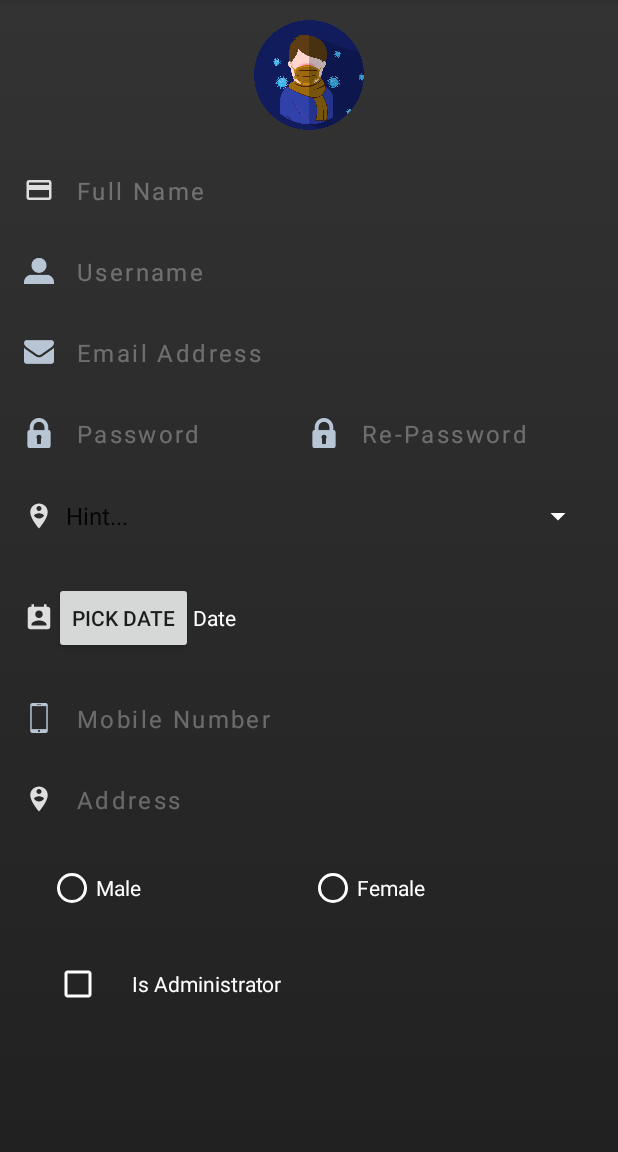
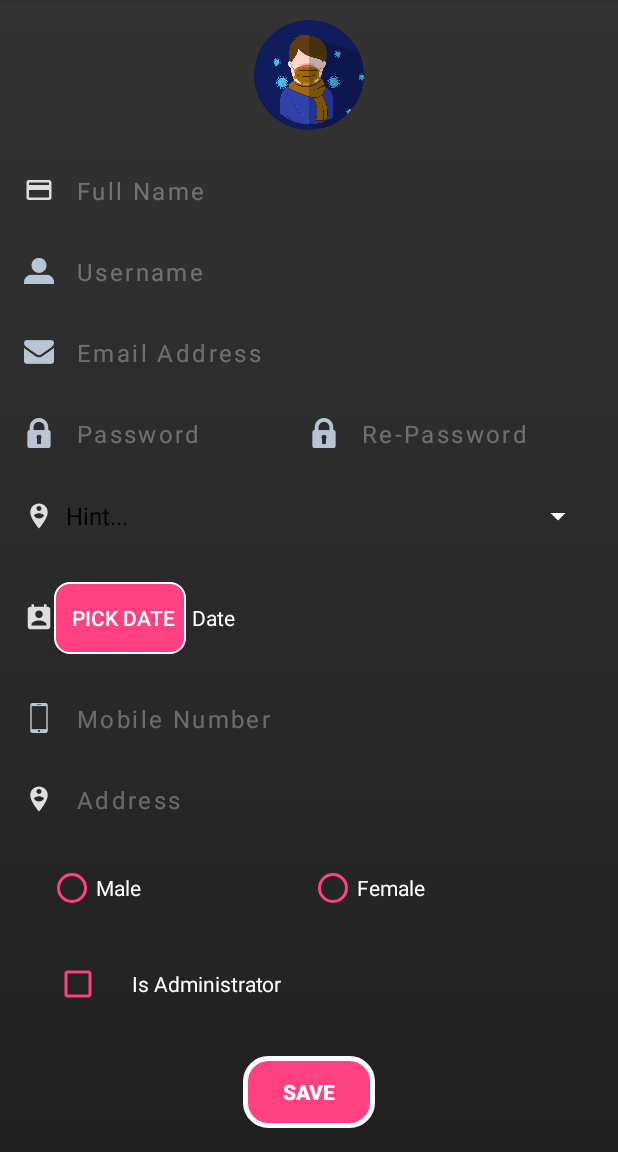
Before and after one commit to AhmedAfifi1999/Store_App, an Android app: the screen it shows after launch (Sign_up), on a phone screen of 412 x 824 dp, the part 84-1236 px from its top. Run offline under Robolectric (Android 15) with nearby library versions, the phone set to English and light mode, and no system bars.

Commit message:
design sign up part four >

```diff
--- /dev/null
+++ b/app/src/main/res/drawable/pick_date_btn.xml
@@ -0,0 +1,10 @@
+<?xml version="1.0" encoding="utf-8"?>
+<shape xmlns:android="http://schemas.android.com/apk/res/android">
+    <stroke android:color="@color/white" android:width="1dp"/>
+    <corners
+        android:topRightRadius="10dp"
+        android:bottomRightRadius="10dp"
+        android:topLeftRadius="10dp"
+        android:bottomLeftRadius="10dp" />
+    <solid android:color="@color/colorAccent" />
+</shape>
--- /dev/null
+++ b/app/src/main/res/drawable/save_btn.xml
@@ -0,0 +1,10 @@
+<?xml version="1.0" encoding="utf-8"?>
+<shape xmlns:android="http://schemas.android.com/apk/res/android">
+<stroke android:color="@color/white" android:width="3dp"/>
+    <corners
+        android:topRightRadius="15dp"
+        android:bottomRightRadius="15dp"
+        android:topLeftRadius="15dp"
+        android:bottomLeftRadius="15dp" />
+    <solid android:color="@color/colorAccent" />
+</shape>
--- a/app/src/main/res/layout/activity_sign_up.xml
+++ b/app/src/main/res/layout/activity_sign_up.xml
@@ -211,11 +211,19 @@
                     android:layout_height="wrap_content"
                     android:layout_below="@+id/tvDate"
                     android:layout_centerInParent="true"
-                    android:text="Pick Date" />
+                    android:text="Pick Date"
+                    android:paddingLeft="4dp"
+
+                    android:textColor="@color/white"
+                    android:background="@drawable/pick_date_btn"
+
+                    />
                 <TextView
                     android:id="@+id/tvDate"
                     android:layout_width="match_parent"
                     android:layout_height="wrap_content"
+                    android:paddingLeft="4dp"
+
                     android:layout_centerInParent="true"
                     android:textColor="@color/white"
                     android:textColorHint="@color/hint_txt_color"
@@ -294,7 +302,7 @@
                         android:id="@+id/monthlyRb"
                         android:layout_width="match_parent"
                         android:layout_height="match_parent"
-                        android:buttonTint="@color/white"
+                        android:buttonTint="@color/colorAccent"
                         android:layout_marginLeft="16dp"
                         android:textColor="@color/white"
                         android:text="Male"
@@ -305,7 +313,7 @@
                         android:layout_width="match_parent"
                         android:layout_height="match_parent"
                         android:textColor="@color/white"
-                        android:buttonTint="@color/white"
+                        android:buttonTint="@color/colorAccent"
                         android:layout_weight="1"
                         android:text="Female" />
                 </RadioGroup>
@@ -332,8 +340,28 @@
                     android:text="Is Administrator"
                     android:textColor="@color/white"
                     android:paddingLeft="20dp"
-                    android:buttonTint="@color/white"
+                    android:buttonTint="@color/colorAccent"
                    />
+
+
+
+            </LinearLayout>
+            <LinearLayout
+                android:layout_width="match_parent"
+                android:layout_height="wrap_content"
+                android:orientation="horizontal"
+                android:gravity="center"
+                android:padding="16dp">
+
+             <Button
+                 android:layout_width="wrap_content"
+                 android:layout_gravity="center"
+                 android:layout_height="wrap_content"
+                 android:textColor="@color/white"
+                 android:text="Save"
+                 android:textStyle="bold"
+                 android:background="@drawable/save_btn"
+                 />
 
 
 
```
